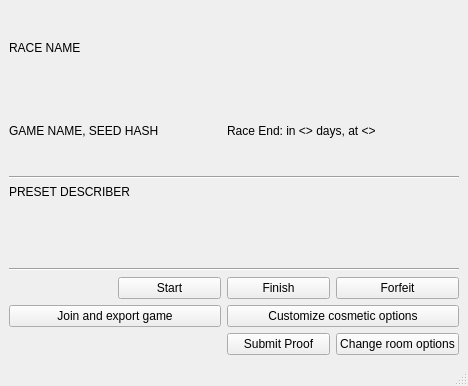
This is randovania/gui/ui_files/async_race_room_window.ui in randovania/randovania as Qt 5 draws it before an edit. The edited form follows.
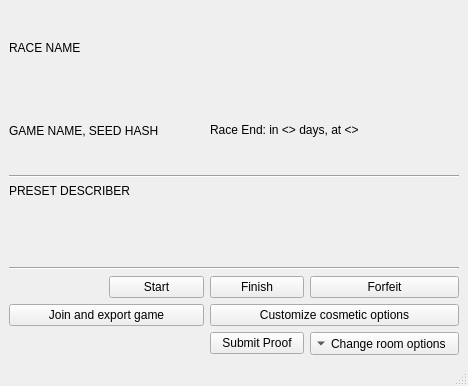
This is the edited form.

Commit message: Support changing room settings

The edit to the form file:
```diff
--- a/randovania/gui/ui_files/async_race_room_window.ui
+++ b/randovania/gui/ui_files/async_race_room_window.ui
@@ -57,13 +57,6 @@
       </property>
      </widget>
     </item>
-    <item row="7" column="3">
-     <widget class="QPushButton" name="change_options_button">
-      <property name="text">
-       <string>Change room options</string>
-      </property>
-     </widget>
-    </item>
     <item row="7" column="2">
      <widget class="QPushButton" name="submit_proof_button">
       <property name="text">
@@ -125,6 +118,22 @@
       </property>
      </widget>
     </item>
+    <item row="7" column="3">
+     <widget class="QToolButton" name="change_options_button">
+      <property name="text">
+       <string>Change room options</string>
+      </property>
+      <property name="popupMode">
+       <enum>QToolButton::ToolButtonPopupMode::InstantPopup</enum>
+      </property>
+      <property name="toolButtonStyle">
+       <enum>Qt::ToolButtonStyle::ToolButtonTextBesideIcon</enum>
+      </property>
+      <property name="arrowType">
+       <enum>Qt::ArrowType::DownArrow</enum>
+      </property>
+     </widget>
+    </item>
    </layout>
   </widget>
   <widget class="QMenuBar" name="menubar">
```
The commit also changes 1 other file.
